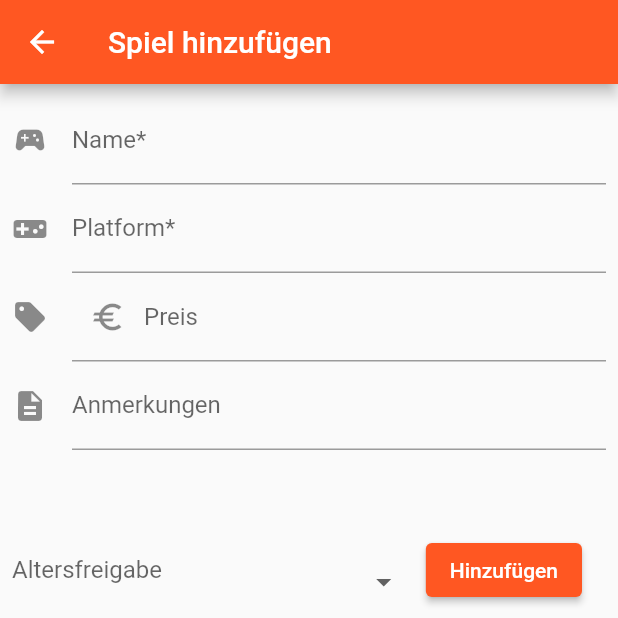
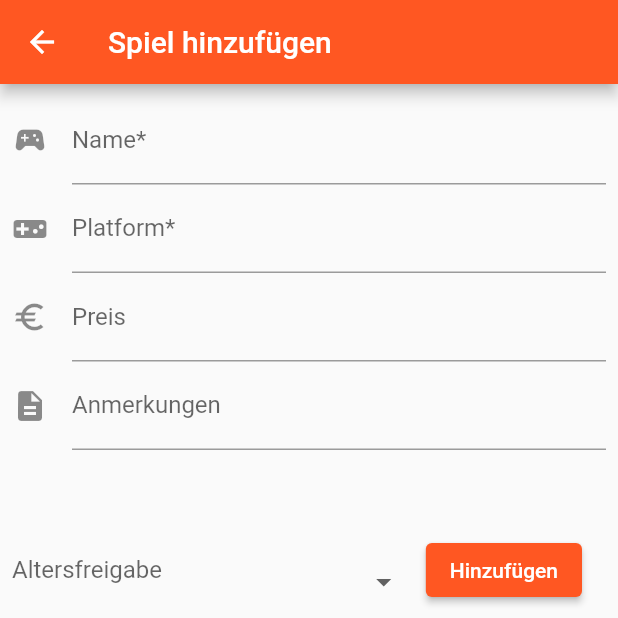
Before and after one commit to PhiliGuertler/pile-of-shame, a Flutter app: the AddGameScreen screen opened directly, on a phone screen of 412 x 824 dp, the top half of it. Run offline on Flutter 3.47's test engine with Material 2 defaults, Android fonts, the phone set to English and light mode, and no system bars; our stand-ins replace dropdown_button2, transparent_image.

Commit message:
changed icons of price-input

```diff
--- a/pile_of_shame/lib/src/screens/game_addition.dart
+++ b/pile_of_shame/lib/src/screens/game_addition.dart
@@ -145,9 +145,8 @@ class _AddGameScreenState extends State<AddGameScreen> {
               ),
               TextFormField(
                 decoration: const InputDecoration(
-                  icon: Icon(Icons.sell),
+                  icon: Icon(Icons.euro),
                   labelText: 'Preis',
-                  prefixIcon: Icon(Icons.euro),
                 ),
                 onChanged: (value) {
                   setState(
```
